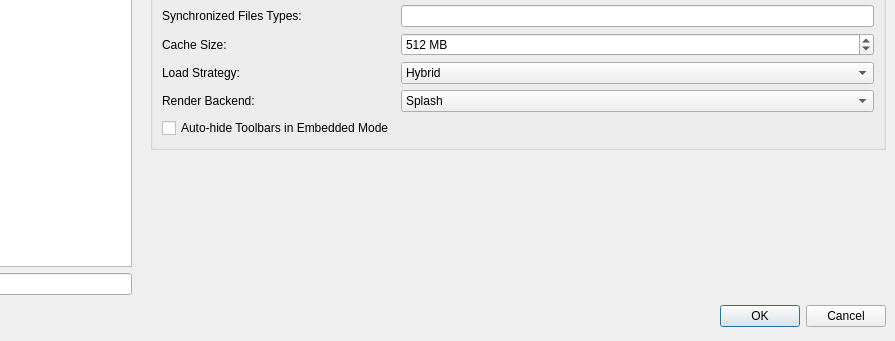
Old version of the form src/configdialog.ui in the repository texstudio-org/texstudio; both pictures show x 221 to 1116 and y 333 to 674 of the 1116 by 674 pixel window.
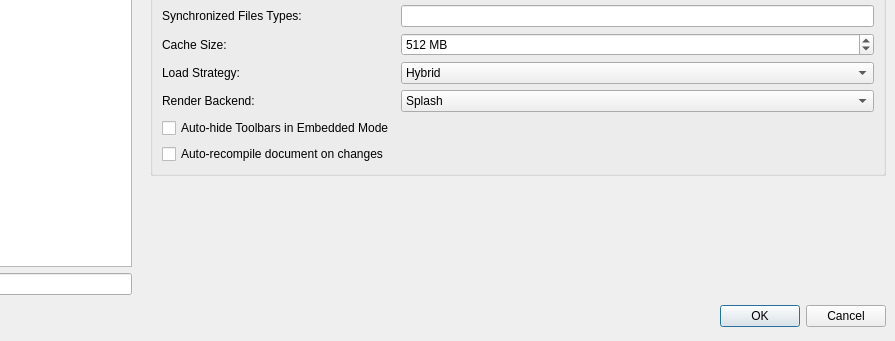
New version of the form. The open tabs and pages were chosen to show the change. Icons and pictures are not drawn.

Commit message: automatic full recompilation on changes

Diff of the .ui file:
```diff
--- a/src/configdialog.ui
+++ b/src/configdialog.ui
@@ -3937,9 +3937,9 @@
           <property name="geometry">
            <rect>
             <x>0</x>
-            <y>0</y>
-            <width>760</width>
-            <height>617</height>
+            <y>-115</y>
+            <width>860</width>
+            <height>724</height>
            </rect>
           </property>
           <layout class="QVBoxLayout" name="verticalLayout_16">
@@ -4342,6 +4342,13 @@
                 </property>
                </widget>
               </item>
+              <item row="17" column="0" colspan="2">
+               <widget class="QCheckBox" name="autoRecompileFullDocument">
+                <property name="text">
+                 <string>Auto-recompile document on changes</string>
+                </property>
+               </widget>
+              </item>
              </layout>
             </widget>
            </item>
```
Left out of the diff: 474 changed lines with no effect on the pictures. The commit also changes 6 other files.
